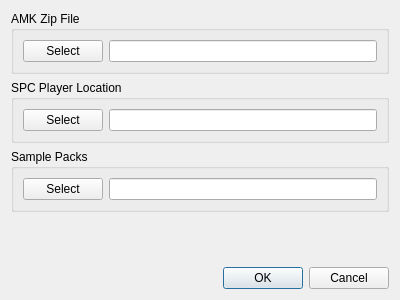
Old version of the form smw_music/data/preferences.ui in the repository com-posers-pit/smw_music.
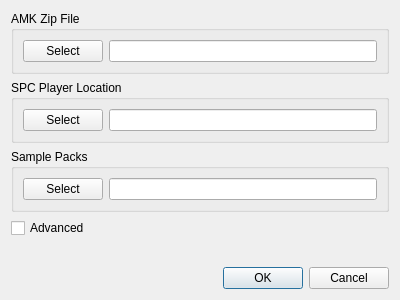
New version of the form.

Commit message:
Hide the generate MML/SPC, play SPC buttons
They're accessible from an advanced preferences option

Now playing:
Nemesis by Mitch Murder

```diff
--- a/smw_music/data/preferences.ui
+++ b/smw_music/data/preferences.ui
@@ -80,6 +80,13 @@
      </layout>
     </widget>
    </item>
+   <item>
+    <widget class="QCheckBox" name="advanced_mode">
+     <property name="text">
+      <string>Advanced</string>
+     </property>
+    </widget>
+   </item>
    <item>
     <spacer name="verticalSpacer">
      <property name="orientation">
```
The commit also changes 6 other files.
